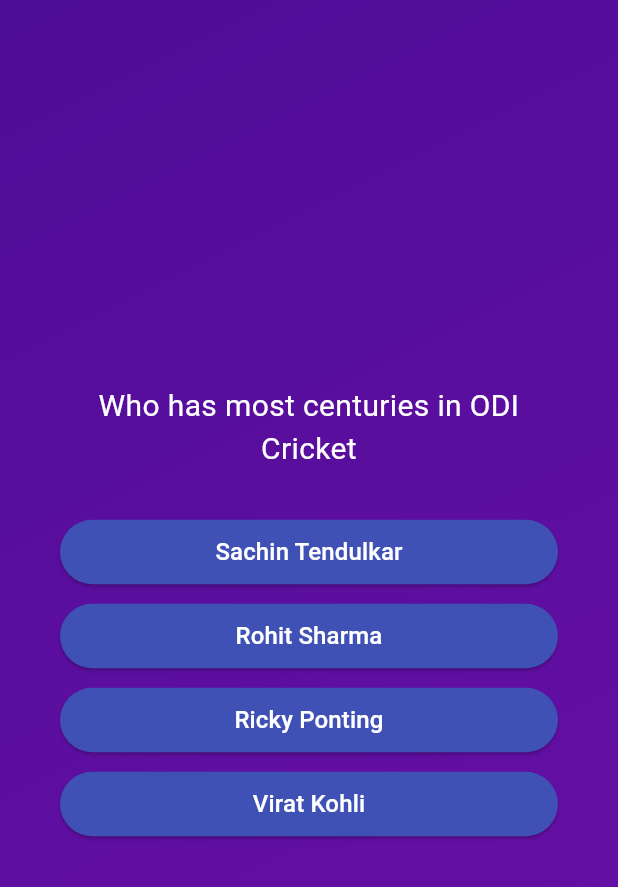
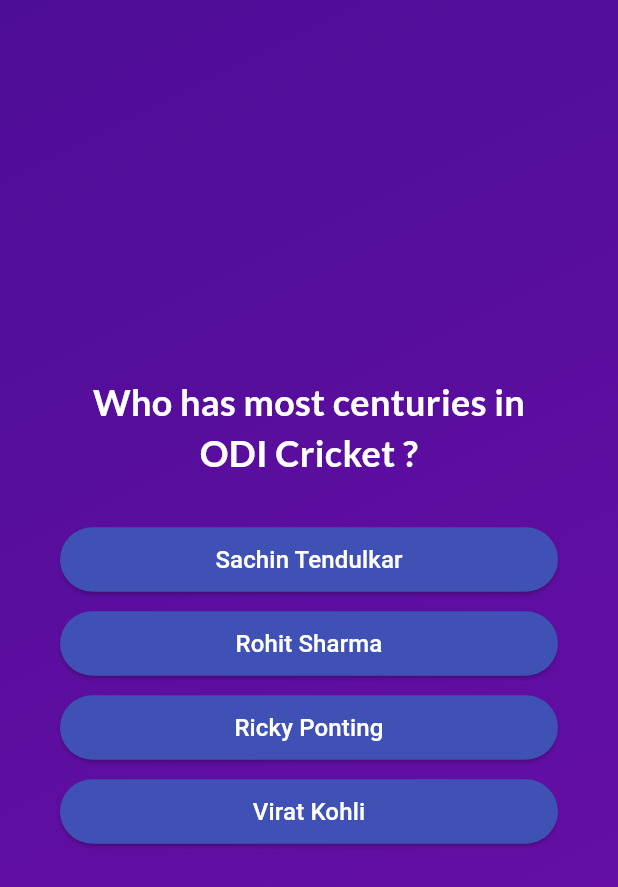
Before and after one commit to rajputsajal0206/quiz_app_flutter, a Flutter app: the screen it shows after launch, after a tap on "Start Now", after a tap on "Chandrashekhar Singh", on a phone screen of 412 x 824 dp. Shown: the top 887 px of the screen. Run offline on Flutter 3.47's test engine with Material 3 defaults, Android fonts, the phone set to English and light mode, and no system bars; our stand-ins replace google_fonts.

Commit message:
added font package, also added selected answers to a separate list

```diff
--- a/lib/data/questions.dart
+++ b/lib/data/questions.dart
@@ -2,36 +2,36 @@ import 'package:quiz_app_flutter/models/quiz_questions.dart';
 
 //
 const questionsList = [
-  QuizQuestions('Who is the first Prime Minister Of India', [
+  QuizQuestions('Who is the first Prime Minister Of India ?', [
     'Pandit J.L. Nehru',
     'Chandrashekhar Singh',
     'Narendra Modi',
     'Indira Gandhi'
   ]),
-  QuizQuestions('Who has most centuries in ODI Cricket',
+  QuizQuestions('Who has most centuries in ODI Cricket ?',
       ['Virat Kohli', 'Sachin Tendulkar', 'Ricky Ponting', 'Rohit Sharma']),
-  QuizQuestions('What is a Software?', [
+  QuizQuestions('What is a Software ?', [
     'Software is a collection of instructions, data, or computer programs that tell a computer how to operate and perform specific tasks',
     'Software is a collection of soft tools that help us fix harwares',
     'Software is just an application that helps us order foods and daily necessity',
     'NONE'
   ]),
-  QuizQuestions('When date did India got it\'s independence',
+  QuizQuestions('When date did India got it\'s independence ?',
       ['1947', '1942', '1955', '1950']),
-  QuizQuestions('Who has most runs in ODI Cricket',
+  QuizQuestions('Who has most runs in ODI Cricket ?',
       ['Sachin Tendulkar', 'Virat Kohli', 'Ricky Ponting', 'Rohit Sharma']),
-  QuizQuestions('Who was India\'s first Finance Minister?', [
+  QuizQuestions('Who was India\'s first Finance Minister ?', [
     'R.K. Shanmukham Chetty',
     'Manmohan Singh',
     'Arun Jaitley',
     'Sardar Vallabh Bhai Patel'
   ]),
-  QuizQuestions('When was word SECULAR added into Indian Constitution?',
+  QuizQuestions('When was word SECULAR added into Indian Constitution ?',
       ['1976', '1971', '1950', '1999']),
-  QuizQuestions('Who is credited for coming up with theory of software?',
+  QuizQuestions('Who is credited for coming up with theory of software ?',
       ['Alan Turing', 'Thomson Cook', 'Esward Hedding', 'NONE']),
-  QuizQuestions('WhO is regarded as Father of Nation in India?',
+  QuizQuestions('WhO is regarded as Father of Nation in India ?',
       ['Mahatma Gnadhi', 'Sachin Tendulkar', 'Lord Rama', 'Lord Shiva']),
-  QuizQuestions('Who is regarded as first person to land on moon?',
+  QuizQuestions('Who is regarded as first person to land on moon ?',
       ['Neil Armstrong', 'Rakesh Sharma', 'Sunita Williams', 'Rohit Sherawat']),
 ];
--- a/lib/question_screen.dart
+++ b/lib/question_screen.dart
@@ -1,9 +1,13 @@
 import 'package:flutter/material.dart';
 import 'package:quiz_app_flutter/answer_button.dart';
 import 'package:quiz_app_flutter/data/questions.dart';
+import 'package:google_fonts/google_fonts.dart';
 
+//Widget Class
 class QuestionScreen extends StatefulWidget {
-  const QuestionScreen({super.key});
+  QuestionScreen({super.key, required this.onSelectAnswer});
+
+  void Function(String answer) onSelectAnswer;
 
   @override
   State<QuestionScreen> createState() => _QuestionScreenState();
@@ -12,9 +16,11 @@ class QuestionScreen extends StatefulWidget {
   // }
 }
 
+//State Class
 class _QuestionScreenState extends State<QuestionScreen> {
   int currentQuestionIndex = 0;
-  void increaseQuestionNumber() {
+  void selectedAnswer(String answer) {
+    widget.onSelectAnswer(answer);
     setState(() {
       currentQuestionIndex += 1;
     });
@@ -35,9 +41,10 @@ class _QuestionScreenState extends State<QuestionScreen> {
             Text(
               currentQuestion.question,
               maxLines: 2,
-              style: const TextStyle(
+              style: GoogleFonts.lato(
                 color: Colors.white,
-                fontSize: 20,
+                fontSize: 24,
+                fontWeight: FontWeight.bold,
               ),
               textAlign: TextAlign.center,
             ),
@@ -47,7 +54,9 @@ class _QuestionScreenState extends State<QuestionScreen> {
             ...currentQuestion.getShuffledList().map((answer) {
               return ElevatedAnswerOption(
                 answerText: answer,
-                onClick: increaseQuestionNumber,
+                onClick: () {
+                  selectedAnswer(answer);
+                },
               );
             }),
             //here "multipleOptions" is a list amd every item of this list will be passed to map function as an argument one by one
--- a/lib/quiz.dart
+++ b/lib/quiz.dart
@@ -1,6 +1,7 @@
 import 'package:flutter/material.dart';
 import 'package:quiz_app_flutter/question_screen.dart';
 import 'start_screen.dart';
+import 'data/questions.dart';
 
 class Quiz extends StatefulWidget {
   const Quiz({super.key});
@@ -11,6 +12,7 @@ class Quiz extends StatefulWidget {
 
 //_QUIZSTATE class confirms that this is private and can be used only in this quiz.dart
 class _QuizState extends State<Quiz> {
+  List<String> selectedAnswersList = [];
   //the below statement confirms that activeScreen widget can be null or can have a widget as a value
   //Widget? activeScreen;
   var activeScreen = 'start-screen';
@@ -30,6 +32,17 @@ class _QuizState extends State<Quiz> {
     });
   }
 
+  void choosenAnswersList(String answer) {
+    selectedAnswersList.add(answer);
+
+    if (selectedAnswersList.length == questionsList.length) {
+      setState(() {
+        selectedAnswersList = [];
+        activeScreen = 'start-screen';
+      });
+    }
+  }
+
   @override
   Widget build(BuildContext context) {
     //ternary operation will halp us skip initState here
@@ -42,7 +55,9 @@ class _QuizState extends State<Quiz> {
     Widget widgetScreen = StartScreen(switchScreen);
 
     if (activeScreen == 'question-screen') {
-      widgetScreen = const QuestionScreen();
+      widgetScreen = QuestionScreen(
+        onSelectAnswer: choosenAnswersList,
+      );
     }
 
     return MaterialApp(
--- a/lib/start_screen.dart
+++ b/lib/start_screen.dart
@@ -1,4 +1,5 @@
 import 'package:flutter/material.dart';
+import 'package:google_fonts/google_fonts.dart';
 
 class StartScreen extends StatelessWidget {
   const StartScreen(this.startQuiz, {super.key});
@@ -18,7 +19,7 @@ class StartScreen extends StatelessWidget {
             //Color.fromARGB(   int a,   int r,   int g,   int b, )
             //int a--> it controls the opacity of the image where 0 is complete transparent and 255 being complete opeque
             //r,g,b --> controls red, green and blue color
-            color: const Color.fromARGB(150, 255, 255, 255),
+            color: const Color.fromARGB(200, 255, 255, 255),
           ),
           //Apart from above steps we can also use OPACITY class to wrap images class
           // Opacity(
@@ -31,11 +32,12 @@ class StartScreen extends StatelessWidget {
           const SizedBox(
             height: 40,
           ),
-          const Text(
+          Text(
             'Start Quiz and Test Yourself !',
-            style: TextStyle(
-              color: Colors.white,
+            style: GoogleFonts.lato(
+              color: const Color.fromARGB(255, 237, 223, 252),
               fontSize: 24,
+              fontWeight: FontWeight.bold,
             ),
             maxLines: 2,
           ),
--- a/pubspec.yaml
+++ b/pubspec.yaml
@@ -35,6 +35,7 @@ dependencies:
   # The following adds the Cupertino Icons font to your application.
   # Use with the CupertinoIcons class for iOS style icons.
   cupertino_icons: ^1.0.8
+  google_fonts: ^6.2.1
 
 dev_dependencies:
   flutter_test:
```
Also changed, not shown: pubspec.lock, 1 other file.
